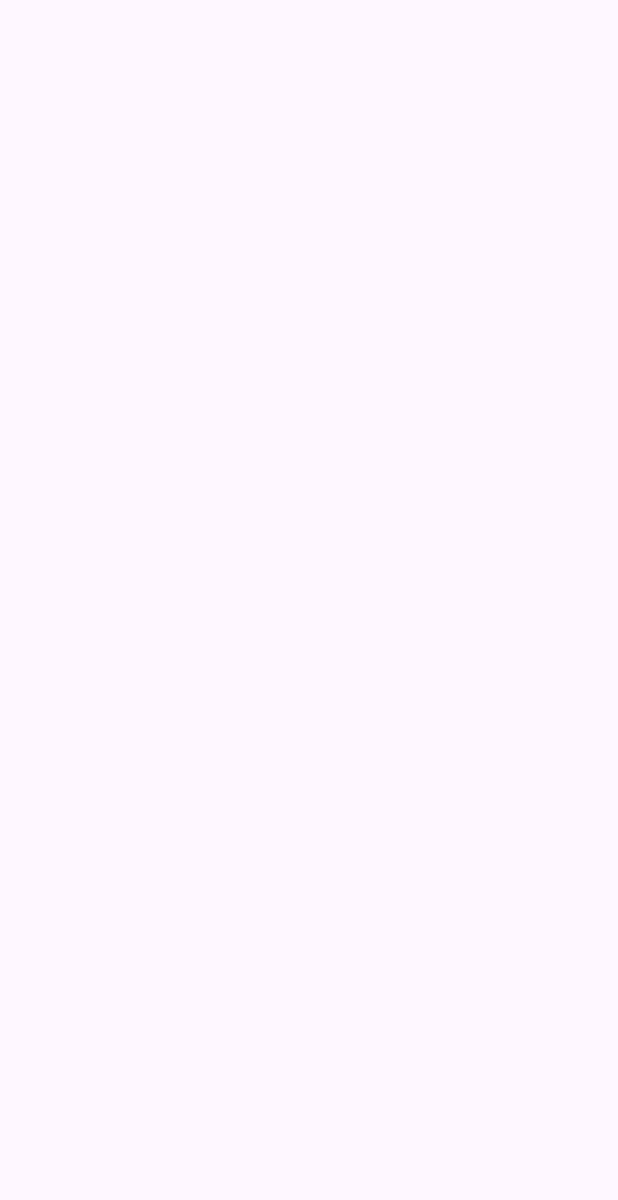
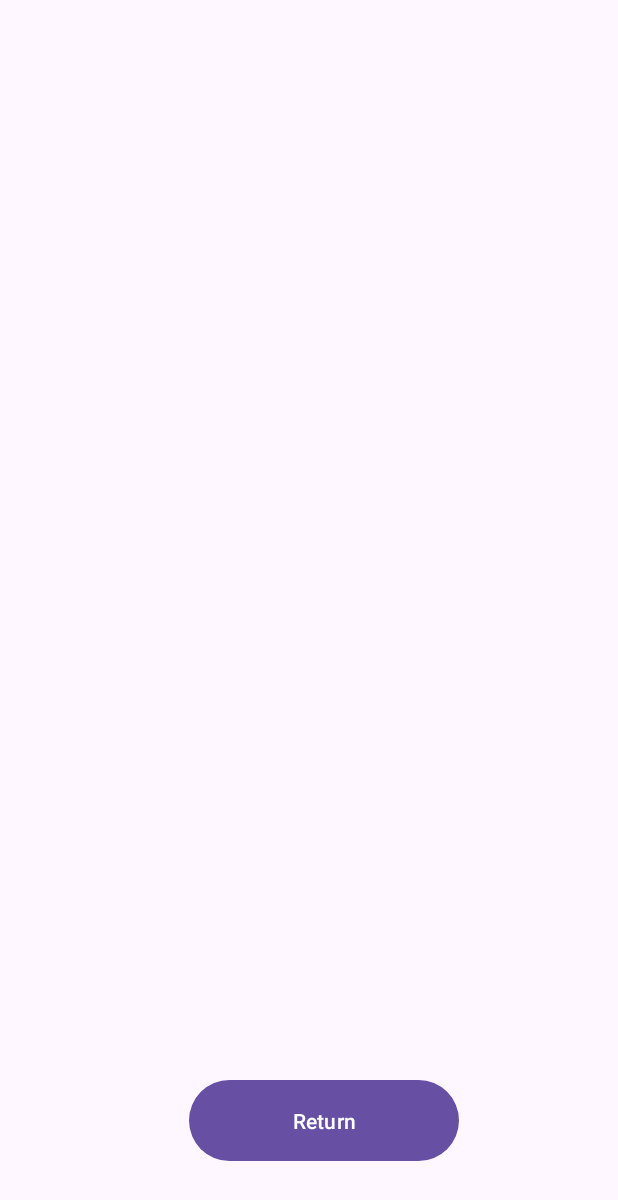
Before and after one commit to mikaylaaoakes/MyWeatherApplication, an Android app: the DetailActivity screen opened directly, with no data from a screen before it, on a phone screen of 412 x 824 dp. Before the commit the part shown is empty. Shown: the top 1200 px of the screen. Run offline under Robolectric (Android 15) with nearby library versions, the phone set to English and light mode, and no system bars; 3 statements that could not run were skipped.

Commit message:
Declared variables for Detail Screen

```diff
--- a/app/src/main/java/com/example/myweatherapplication/DetailActivity.kt
+++ b/app/src/main/java/com/example/myweatherapplication/DetailActivity.kt
@@ -7,5 +7,17 @@ class DetailActivity : AppCompatActivity() {
     override fun onCreate(savedInstanceState: Bundle?) {
         super.onCreate(savedInstanceState)
         setContentView(R.layout.activity_detail)
+
+        val dates = intent.getStringArrayListExtra("dates")?:arrayListOf()
+        val days = intent.getStringArrayListExtra("days")?:arrayListOf()
+        val sun = intent.getStringArrayListExtra("sun")?:arrayListOf()
+        val minimumTemps = intent.getIntegerArrayListExtra("minimumTemps")?:arrayListOf()
+        val maximumTemps = intent.getIntegerArrayListExtra("maximumTemps")?:arrayListOf()
+        val weatherConditions = intent.getStringArrayListExtra("weatherConditions")?:arrayListOf()
+
+        val viewTextView = findViewById<TextView>(R.id.viewTextView)
+        val averageTempTextView = findViewById<TextView>(R.id.averageTempTextView)
+        val returnButton = findViewById<Button>(R.id.returnButton)
+
     }
 }
--- a/app/src/main/res/layout/activity_detail.xml
+++ b/app/src/main/res/layout/activity_detail.xml
@@ -6,26 +6,13 @@
     android:layout_height="match_parent"
     tools:context=".DetailActivity">
 
-    <TableLayout
-        android:layout_width="339dp"
-        android:layout_height="315dp"
-        tools:layout_editor_absoluteX="32dp"
-        tools:layout_editor_absoluteY="74dp">
-
-        <TableRow
-            android:layout_width="match_parent"
-            android:layout_height="match_parent" />
-
-        <TableRow
-            android:layout_width="match_parent"
-            android:layout_height="match_parent" />
-
-        <TableRow
-            android:layout_width="match_parent"
-            android:layout_height="match_parent" />
-
-        <TableRow
-            android:layout_width="match_parent"
-            android:layout_height="match_parent" />
-    </TableLayout>
+    <Button
+        android:id="@+id/returnButton"
+        android:layout_width="180dp"
+        android:layout_height="62dp"
+        android:layout_marginEnd="106dp"
+        android:layout_marginBottom="46dp"
+        android:text="Return"
+        app:layout_constraintBottom_toBottomOf="parent"
+        app:layout_constraintEnd_toEndOf="parent" />
 </androidx.constraintlayout.widget.ConstraintLayout>
--- a/app/src/main/res/layout/activity_main.xml
+++ b/app/src/main/res/layout/activity_main.xml
@@ -109,6 +109,7 @@
         android:text="Date:"
         android:textColor="#F6980D"
         app:layout_constraintBottom_toTopOf="@+id/dayEditText"
+        android:hint="Date(YYYY-MM-DD)"
         app:layout_constraintStart_toStartOf="parent" />
 
     <EditText
```
Also changed, not shown: app/src/main/java/com/example/myweatherapplication/MainActivity.kt (+33 -10 lines).
